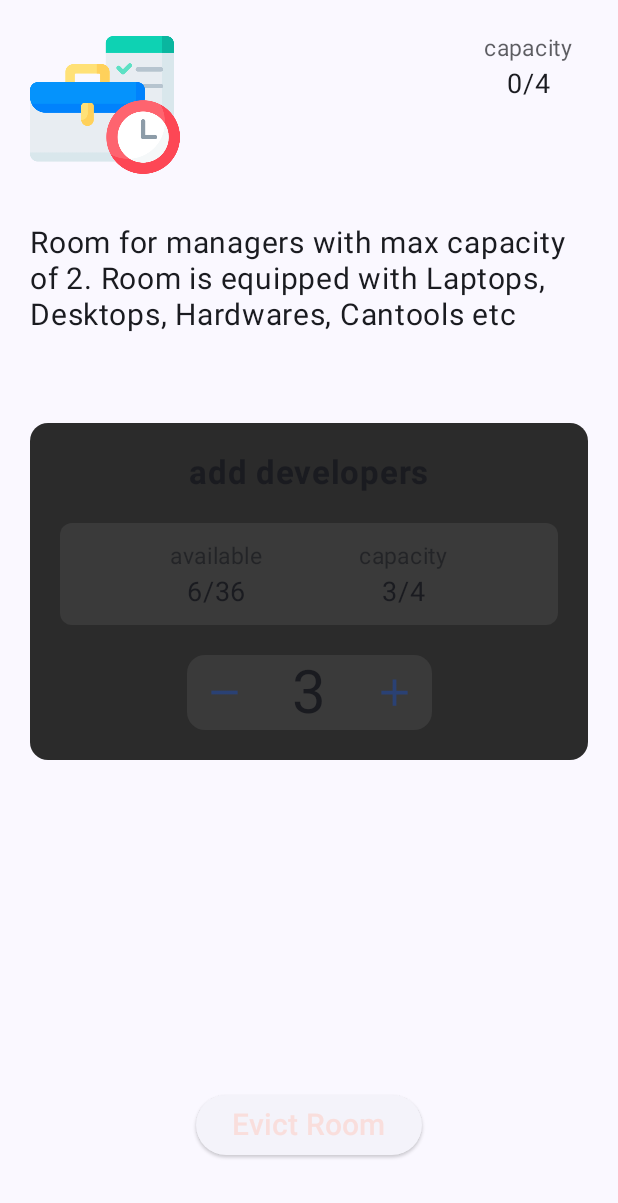
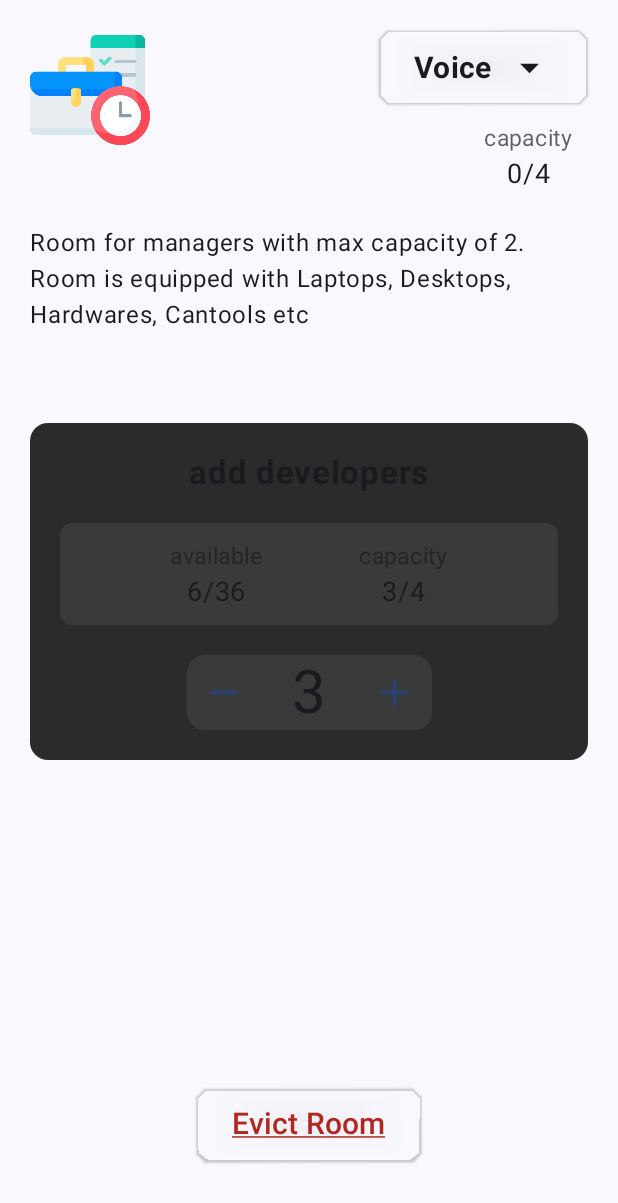
Before and after one commit to joshuajgomez/codeforce, an Android app built with Jetpack Compose: the composable RoomView called with sample values from the repository, on a phone screen of 412 x 824 dp. Shown: the top 1203 px of the screen. Run offline under Robolectric (Android 15) with nearby library versions, the phone set to English and light mode, and no system bars; our stand-ins replace constraintlayout-compose.

Commit message:
Beautify3

```diff
--- a/app/src/main/java/com/triplerock/codeforce/screens/Common.kt
+++ b/app/src/main/java/com/triplerock/codeforce/screens/Common.kt
@@ -327,12 +327,14 @@ fun CfLargeButton(
 
 @Composable
 fun CfButton(
+    modifier: Modifier = Modifier,
     text: String = "Click",
     textColor: Color = colorScheme.primary,
     backgroundColor: Color = colorScheme.primaryContainer,
     onClick: () -> Unit = {}
 ) {
     CfButton(
+        modifier,
         onClick = onClick,
         backgroundColor = backgroundColor,
         content = {
@@ -347,13 +349,14 @@ fun CfButton(
 
 @Composable
 fun CfButton(
+    modifier: Modifier = Modifier,
     backgroundColor: Color = colorScheme.primaryContainer,
-    onClick: () -> Unit = {},
+    onClick: () -> Unit,
     content: @Composable RowScope.() -> Unit = {},
 ) {
     ElevatedButton(
         onClick = onClick,
-        modifier = Modifier
+        modifier = modifier
             .height(50.dp),
         shape = RoundedCornerShape(10.dp),
         colors = ButtonDefaults.elevatedButtonColors(
@@ -365,8 +368,13 @@ fun CfButton(
 
 
 @Composable
-fun CfErrorButton(text: String = "Error") {
+fun CfErrorButton(
+    modifier: Modifier = Modifier,
+    text: String = "Error",
+    onClick: () -> Unit = {},
+) {
     CfButton(
+        modifier,
         content = {
             Text(
                 text = text,
@@ -376,12 +384,18 @@ fun CfErrorButton(text: String = "Error") {
             )
         },
         backgroundColor = Color.Transparent,
+        onClick = onClick
     )
 }
 
 @Composable
-fun CfDropDownButton(text: String = "Developer") {
+fun CfDropDownButton(
+    modifier: Modifier = Modifier,
+    text: String = "Developer",
+    onClick: () -> Unit = {}
+) {
     CfButton(
+        modifier,
         content = {
             Row(
                 verticalAlignment = Alignment.CenterVertically,
@@ -400,6 +414,7 @@ fun CfDropDownButton(text: String = "Developer") {
                 )
             }
         },
-        backgroundColor = Color.Transparent
+        backgroundColor = Color.Transparent,
+        onClick = onClick
     )
 }
--- a/app/src/main/java/com/triplerock/codeforce/screens/HireEmployeeScreen.kt
+++ b/app/src/main/java/com/triplerock/codeforce/screens/HireEmployeeScreen.kt
@@ -77,7 +77,7 @@ fun CandidateListContainer(modifier: Modifier) {
 
         CfLargeButton("Hire")
 
-        CfErrorButton("Reject all")
+        CfErrorButton(text = "Reject all")
     }
 }
 
--- a/app/src/main/java/com/triplerock/codeforce/screens/RoomDetailScreen.kt
+++ b/app/src/main/java/com/triplerock/codeforce/screens/RoomDetailScreen.kt
@@ -17,10 +17,12 @@ import androidx.compose.material3.Text
 import androidx.compose.runtime.Composable
 import androidx.compose.ui.Alignment
 import androidx.compose.ui.Modifier
+import androidx.compose.ui.layout.layoutId
 import androidx.compose.ui.text.font.FontWeight
 import androidx.compose.ui.unit.dp
 import androidx.compose.ui.unit.sp
 import androidx.constraintlayout.compose.ConstraintLayout
+import androidx.constraintlayout.compose.ConstraintSet
 import com.triplerock.codeforce.data.Room
 import com.triplerock.codeforce.data.RoomType
 import com.triplerock.codeforce.data.roomDescription
@@ -42,12 +44,56 @@ fun RoomsScreen(
     Scaffold(
         topBar = { TitleBar("${room.type}'s room") },
     ) {
-        CommonBody(modifier = Modifier.padding(it)) {
         RoomView(
+            modifier = Modifier.padding(it),
             room = room,
             onEvictButtonClick = onEvictButtonClick
         )
     }
+}
+
+enum class LayoutId {
+    Icon,
+    Feature,
+    Capacity,
+    Description,
+    AddEmployeeCard,
+    Button,
+}
+
+private val roomDetailConstraints = ConstraintSet {
+    val icon = createRefFor(LayoutId.Icon)
+    val capacity = createRefFor(LayoutId.Capacity)
+    val desc = createRefFor(LayoutId.Description)
+    val add = createRefFor(LayoutId.AddEmployeeCard)
+    val button = createRefFor(LayoutId.Button)
+    val feature = createRefFor(LayoutId.Feature)
+
+    constrain(icon) {
+        start.linkTo(parent.start)
+        top.linkTo(parent.top)
+    }
+    constrain(capacity) {
+        end.linkTo(parent.end, 10.dp)
+        top.linkTo(feature.bottom, 10.dp)
+    }
+    constrain(desc) {
+        start.linkTo(parent.start)
+        top.linkTo(icon.bottom, 50.dp)
+    }
+    constrain(add) {
+        start.linkTo(parent.start)
+        end.linkTo(parent.end)
+        top.linkTo(desc.bottom, 60.dp)
+    }
+    constrain(button) {
+        start.linkTo(parent.start)
+        end.linkTo(parent.end)
+        bottom.linkTo(parent.bottom, 30.dp)
+    }
+    constrain(feature) {
+        end.linkTo(parent.end)
+        top.linkTo(parent.top)
     }
 }
 
@@ -58,53 +104,37 @@ private fun RoomView(
     onEvictButtonClick: () -> Unit,
 ) {
     ConstraintLayout(
+        roomDetailConstraints,
         modifier = modifier
             .fillMaxSize()
             .padding(20.dp)
     ) {
-        val (
-            iconRef,
-            capacityRef,
-            descriptionRef,
-            addEmployeeRef,
-            evictBtnRef,
-        ) = createRefs()
-        RoomIcon(modifier = Modifier
-            .constrainAs(iconRef) {
-                start.linkTo(parent.start)
-                top.linkTo(parent.top)
-            }
-            .size(100.dp),
-            roomType = room.type)
-        LabelValue(Modifier.constrainAs(capacityRef) {
-            end.linkTo(parent.end, 10.dp)
-            top.linkTo(iconRef.top)
-        }, "capacity", "${room.count}/${room.capacity}")
-        Text(text = roomDescription(room.type),
-            fontSize = 20.sp,
+        RoomIcon(
+            modifier = Modifier
+                .layoutId(LayoutId.Icon)
+                .size(80.dp),
+            roomType = room.type
+        )
+        CfDropDownButton(
+            Modifier.layoutId(LayoutId.Feature),
+            "Voice"
+
+        )
+        LabelValue(
+            Modifier.layoutId(LayoutId.Capacity),
+            "capacity", "${room.count}/${room.capacity}"
+        )
+        Text(
+            text = roomDescription(room.type),
             color = colorScheme.onBackground,
-            modifier = Modifier.constrainAs(descriptionRef) {
-                start.linkTo(parent.start)
-                top.linkTo(iconRef.bottom, 30.dp)
-            })
-        AddEmployeeCard(modifier = Modifier.constrainAs(addEmployeeRef) {
-            start.linkTo(parent.start)
-            end.linkTo(parent.end)
-            top.linkTo(descriptionRef.bottom, 60.dp)
-        })
-        ElevatedButton(
+            modifier = Modifier.layoutId(LayoutId.Description)
+        )
+        AddEmployeeCard(Modifier.layoutId(LayoutId.AddEmployeeCard))
+        CfErrorButton(
+            modifier = Modifier.layoutId(LayoutId.Button),
+            text = "Evict Room",
             onClick = { onEvictButtonClick() },
-            modifier = Modifier.constrainAs(evictBtnRef) {
-                start.linkTo(parent.start)
-                end.linkTo(parent.end)
-                bottom.linkTo(parent.bottom, 30.dp)
-            }) {
-            Text(
-                text = "Evict Room",
-                fontSize = 20.sp,
-                color = colorScheme.errorContainer
         )
-        }
     }
 }
 
```
Lines whose indentation alone changed are shown as unchanged.
